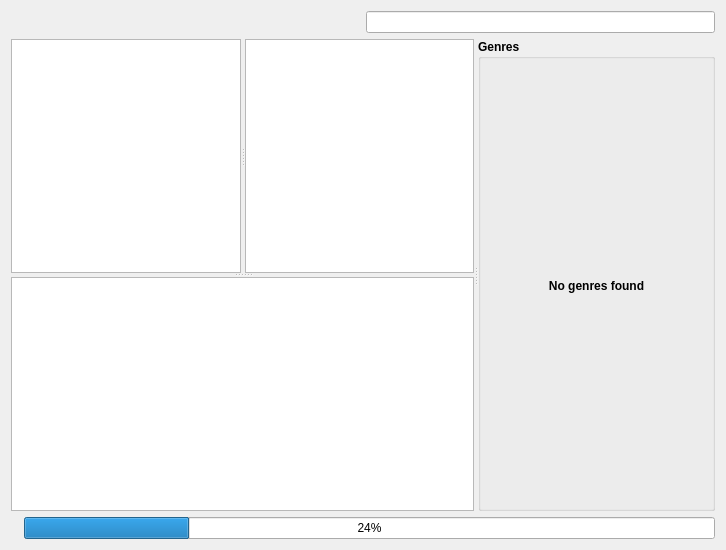
Above: src/GUI/Library/GUI_LocalLibrary.ui from Inferno214221/sayonara-player before the change. Below: the same form after it.
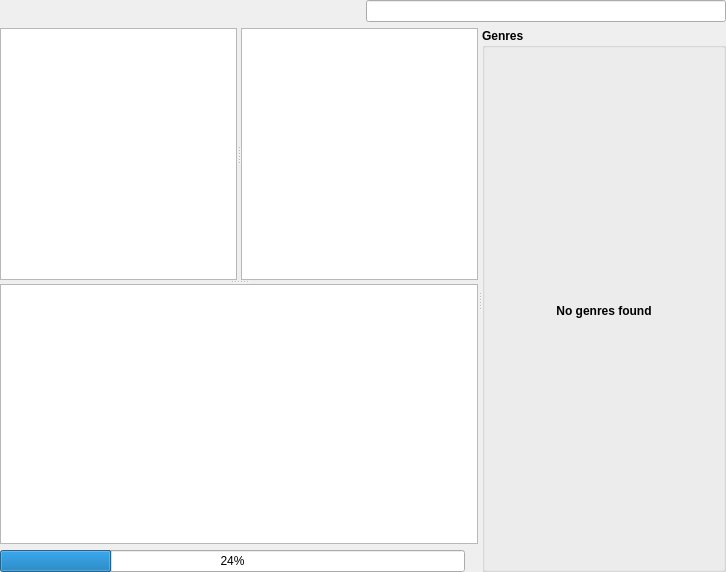
That is the form after the change. The open tabs and pages were chosen to show the change. Custom widgets are drawn as their Qt base class.

Commit message: library refresh updates

```diff
--- a/src/GUI/Library/GUI_LocalLibrary.ui
+++ b/src/GUI/Library/GUI_LocalLibrary.ui
@@ -7,7 +7,7 @@
     <x>0</x>
     <y>0</y>
     <width>726</width>
-    <height>550</height>
+    <height>572</height>
    </rect>
   </property>
   <property name="focusPolicy">
@@ -20,7 +20,49 @@
    <string>Library</string>
   </property>
   <layout class="QGridLayout" name="gridLayout">
-   <item row="2" column="0">
+   <property name="leftMargin">
+    <number>0</number>
+   </property>
+   <property name="topMargin">
+    <number>0</number>
+   </property>
+   <property name="rightMargin">
+    <number>0</number>
+   </property>
+   <property name="bottomMargin">
+    <number>0</number>
+   </property>
+   <item row="0" column="0">
+    <layout class="QHBoxLayout" name="horizontalLayout">
+     <item>
+      <widget class="QFrame" name="header_frame">
+       <property name="frameShape">
+        <enum>QFrame::StyledPanel</enum>
+       </property>
+       <property name="frameShadow">
+        <enum>QFrame::Raised</enum>
+       </property>
+      </widget>
+     </item>
+     <item>
+      <spacer name="horizontalSpacer">
+       <property name="orientation">
+        <enum>Qt::Horizontal</enum>
+       </property>
+       <property name="sizeHint" stdset="0">
+        <size>
+         <width>40</width>
+         <height>1</height>
+        </size>
+       </property>
+      </spacer>
+     </item>
+     <item>
+      <widget class="QLineEdit" name="le_search"/>
+     </item>
+    </layout>
+   </item>
+   <item row="1" column="0">
     <widget class="QSplitter" name="splitter_genre">
      <property name="sizePolicy">
       <sizepolicy hsizetype="Expanding" vsizetype="MinimumExpanding">
@@ -223,6 +265,9 @@
         </layout>
        </widget>
       </widget>
+      <widget class="QWidget" name="verticalLayoutWidget">
+       <layout class="QVBoxLayout" name="verticalLayout_3">
+        <item>
       <widget class="Library::TrackView" name="tb_title">
        <property name="focusPolicy">
         <enum>Qt::StrongFocus</enum>
@@ -288,6 +333,27 @@
         <number>1</number>
        </attribute>
       </widget>
+        </item>
+        <item>
+         <layout class="QHBoxLayout" name="horizontalLayout_4">
+          <item>
+           <widget class="QProgressBar" name="pb_progress">
+            <property name="value">
+             <number>24</number>
+            </property>
+           </widget>
+          </item>
+          <item>
+           <widget class="QLabel" name="lab_progress">
+            <property name="text">
+             <string/>
+            </property>
+           </widget>
+          </item>
+         </layout>
+        </item>
+       </layout>
+      </widget>
      </widget>
      <widget class="QGroupBox" name="gb_genres">
       <property name="font">
@@ -436,54 +502,6 @@
      </widget>
     </widget>
    </item>
-   <item row="1" column="0">
-    <layout class="QHBoxLayout" name="horizontalLayout">
-     <item>
-      <widget class="QFrame" name="header_frame">
-       <property name="frameShape">
-        <enum>QFrame::StyledPanel</enum>
-       </property>
-       <property name="frameShadow">
-        <enum>QFrame::Raised</enum>
-       </property>
-      </widget>
-     </item>
-     <item>
-      <spacer name="horizontalSpacer">
-       <property name="orientation">
-        <enum>Qt::Horizontal</enum>
-       </property>
-       <property name="sizeHint" stdset="0">
-        <size>
-         <width>40</width>
-         <height>1</height>
-        </size>
-       </property>
-      </spacer>
-     </item>
-     <item>
-      <widget class="QLineEdit" name="le_search"/>
-     </item>
-    </layout>
-   </item>
-   <item row="3" column="0">
-    <layout class="QHBoxLayout" name="horizontalLayout_4">
-     <item>
-      <widget class="QLabel" name="lab_progress">
-       <property name="text">
-        <string/>
-       </property>
-      </widget>
-     </item>
-     <item>
-      <widget class="QProgressBar" name="pb_progress">
-       <property name="value">
-        <number>24</number>
-       </property>
-      </widget>
-     </item>
-    </layout>
-   </item>
   </layout>
  </widget>
  <customwidgets>
```
Left out of the diff: 2 changed lines with no effect on the pictures. Lines whose indentation alone changed are shown as unchanged. The commit also changes 24 other files.
